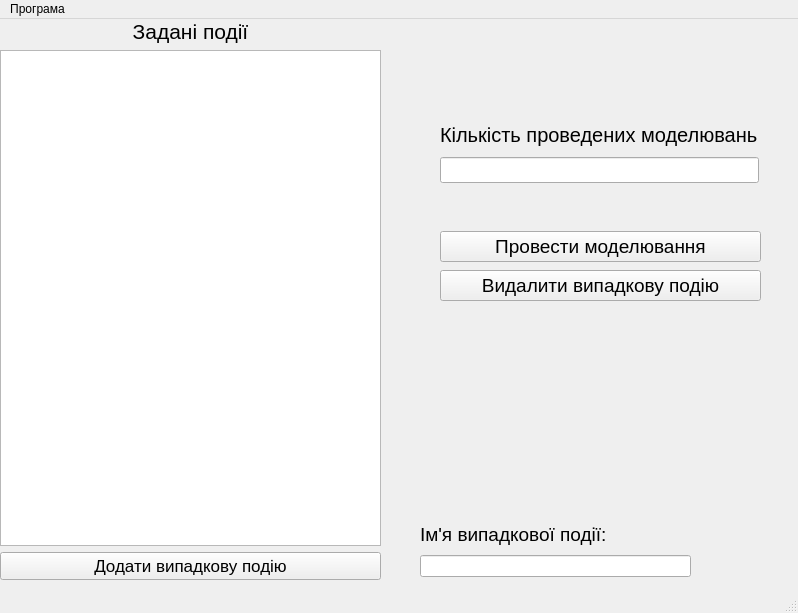
This is mainwindow.ui in Illia-Andrieiev/Lab_2 as Qt 5 draws it before an edit. The edited form follows.
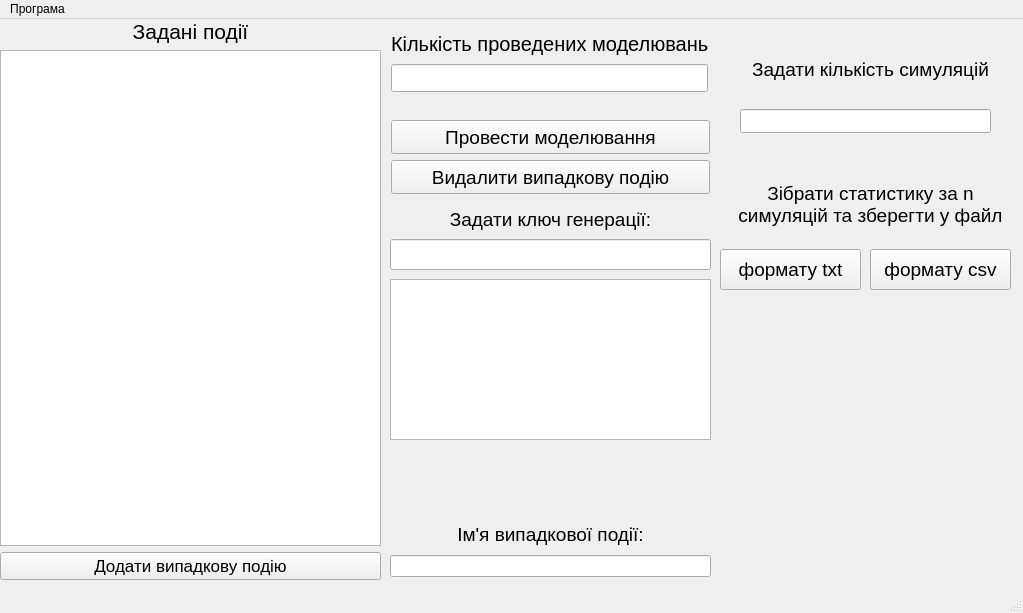
This is the edited form.

```diff
--- a/mainwindow.ui
+++ b/mainwindow.ui
@@ -6,7 +6,7 @@
    <rect>
     <x>0</x>
     <y>0</y>
-    <width>798</width>
+    <width>1023</width>
     <height>613</height>
    </rect>
   </property>
@@ -62,42 +62,20 @@
    <widget class="QWidget" name="layoutWidget">
     <property name="geometry">
      <rect>
-      <x>440</x>
-      <y>100</y>
+      <x>390</x>
+      <y>10</y>
       <width>319</width>
       <height>64</height>
      </rect>
     </property>
-    <layout class="QVBoxLayout" name="verticalLayout_2">
-     <item>
-      <widget class="QLabel" name="amountName">
-       <property name="font">
-        <font>
-         <pointsize>15</pointsize>
-        </font>
-       </property>
-       <property name="text">
-        <string>Кількість проведених моделювань</string>
-       </property>
-      </widget>
-     </item>
-     <item>
-      <widget class="QLineEdit" name="amountModel">
-       <property name="font">
-        <font>
-         <pointsize>11</pointsize>
-        </font>
-       </property>
-      </widget>
-     </item>
-    </layout>
+    <layout class="QVBoxLayout" name="verticalLayout_2"/>
    </widget>
    <widget class="QWidget" name="layoutWidget">
     <property name="geometry">
      <rect>
-      <x>420</x>
+      <x>390</x>
       <y>500</y>
-      <width>271</width>
+      <width>321</width>
       <height>58</height>
      </rect>
     </property>
@@ -109,9 +87,15 @@
          <pointsize>14</pointsize>
         </font>
        </property>
+       <property name="layoutDirection">
+        <enum>Qt::LeftToRight</enum>
+       </property>
        <property name="text">
         <string>Ім'я випадкової події:</string>
        </property>
+       <property name="alignment">
+        <set>Qt::AlignCenter</set>
+       </property>
       </widget>
      </item>
      <item>
@@ -119,44 +103,218 @@
      </item>
     </layout>
    </widget>
-   <widget class="QWidget" name="">
+   <widget class="QWidget" name="layoutWidget">
     <property name="geometry">
      <rect>
-      <x>440</x>
-      <y>210</y>
+      <x>390</x>
+      <y>100</y>
       <width>321</width>
       <height>76</height>
      </rect>
     </property>
-    <layout class="QVBoxLayout" name="verticalLayout_4">
-     <item>
-      <widget class="QPushButton" name="model">
-       <property name="font">
-        <font>
-         <pointsize>14</pointsize>
-        </font>
-       </property>
-       <property name="text">
-        <string>Провести моделювання</string>
-       </property>
-      </widget>
-     </item>
-     <item>
-      <widget class="QPushButton" name="deleteElemEvent">
-       <property name="font">
-        <font>
-         <pointsize>14</pointsize>
-        </font>
-       </property>
-       <property name="locale">
-        <locale language="Ukrainian" country="Ukraine"/>
-       </property>
-       <property name="text">
-        <string>Видалити випадкову подію</string>
-       </property>
-      </widget>
-     </item>
-    </layout>
+    <layout class="QVBoxLayout" name="verticalLayout_4"/>
+   </widget>
+   <widget class="QLabel" name="enterKeyLabel">
+    <property name="geometry">
+     <rect>
+      <x>390</x>
+      <y>190</y>
+      <width>321</width>
+      <height>21</height>
+     </rect>
+    </property>
+    <property name="font">
+     <font>
+      <pointsize>14</pointsize>
+     </font>
+    </property>
+    <property name="text">
+     <string>Задати ключ генерації:</string>
+    </property>
+    <property name="alignment">
+     <set>Qt::AlignCenter</set>
+    </property>
+   </widget>
+   <widget class="QLineEdit" name="enterGenerationKey">
+    <property name="geometry">
+     <rect>
+      <x>390</x>
+      <y>220</y>
+      <width>321</width>
+      <height>31</height>
+     </rect>
+    </property>
+   </widget>
+   <widget class="QListWidget" name="generationKeysList">
+    <property name="geometry">
+     <rect>
+      <x>390</x>
+      <y>260</y>
+      <width>321</width>
+      <height>161</height>
+     </rect>
+    </property>
+   </widget>
+   <widget class="QPushButton" name="saveTxt">
+    <property name="geometry">
+     <rect>
+      <x>720</x>
+      <y>230</y>
+      <width>141</width>
+      <height>41</height>
+     </rect>
+    </property>
+    <property name="font">
+     <font>
+      <pointsize>14</pointsize>
+     </font>
+    </property>
+    <property name="text">
+     <string>формату txt</string>
+    </property>
+   </widget>
+   <widget class="QLineEdit" name="amountModel">
+    <property name="geometry">
+     <rect>
+      <x>391</x>
+      <y>45</y>
+      <width>317</width>
+      <height>28</height>
+     </rect>
+    </property>
+    <property name="font">
+     <font>
+      <pointsize>11</pointsize>
+     </font>
+    </property>
+   </widget>
+   <widget class="QLabel" name="amountName">
+    <property name="geometry">
+     <rect>
+      <x>391</x>
+      <y>11</y>
+      <width>317</width>
+      <height>28</height>
+     </rect>
+    </property>
+    <property name="font">
+     <font>
+      <pointsize>15</pointsize>
+     </font>
+    </property>
+    <property name="text">
+     <string>Кількість проведених моделювань</string>
+    </property>
+   </widget>
+   <widget class="QPushButton" name="deleteElemEvent">
+    <property name="geometry">
+     <rect>
+      <x>391</x>
+      <y>141</y>
+      <width>319</width>
+      <height>34</height>
+     </rect>
+    </property>
+    <property name="font">
+     <font>
+      <pointsize>14</pointsize>
+     </font>
+    </property>
+    <property name="locale">
+     <locale language="Ukrainian" country="Ukraine"/>
+    </property>
+    <property name="text">
+     <string>Видалити випадкову подію</string>
+    </property>
+   </widget>
+   <widget class="QPushButton" name="model">
+    <property name="geometry">
+     <rect>
+      <x>391</x>
+      <y>101</y>
+      <width>319</width>
+      <height>34</height>
+     </rect>
+    </property>
+    <property name="font">
+     <font>
+      <pointsize>14</pointsize>
+     </font>
+    </property>
+    <property name="text">
+     <string>Провести моделювання</string>
+    </property>
+   </widget>
+   <widget class="QLineEdit" name="setNModelsLineEdit">
+    <property name="geometry">
+     <rect>
+      <x>740</x>
+      <y>90</y>
+      <width>251</width>
+      <height>24</height>
+     </rect>
+    </property>
+   </widget>
+   <widget class="QLabel" name="nModelsLabel">
+    <property name="geometry">
+     <rect>
+      <x>720</x>
+      <y>160</y>
+      <width>301</width>
+      <height>51</height>
+     </rect>
+    </property>
+    <property name="font">
+     <font>
+      <pointsize>14</pointsize>
+     </font>
+    </property>
+    <property name="text">
+     <string>Зібрати статистику за n 
+симуляцій та зберегти у файл</string>
+    </property>
+    <property name="alignment">
+     <set>Qt::AlignCenter</set>
+    </property>
+   </widget>
+   <widget class="QLabel" name="setNModelsLabel">
+    <property name="geometry">
+     <rect>
+      <x>730</x>
+      <y>40</y>
+      <width>281</width>
+      <height>21</height>
+     </rect>
+    </property>
+    <property name="font">
+     <font>
+      <pointsize>14</pointsize>
+     </font>
+    </property>
+    <property name="text">
+     <string>Задати кількість симуляцій</string>
+    </property>
+    <property name="alignment">
+     <set>Qt::AlignCenter</set>
+    </property>
+   </widget>
+   <widget class="QPushButton" name="saveCsv">
+    <property name="geometry">
+     <rect>
+      <x>870</x>
+      <y>230</y>
+      <width>141</width>
+      <height>41</height>
+     </rect>
+    </property>
+    <property name="font">
+     <font>
+      <pointsize>14</pointsize>
+     </font>
+    </property>
+    <property name="text">
+     <string>формату csv</string>
+    </property>
    </widget>
   </widget>
   <widget class="QStatusBar" name="statusbar"/>
@@ -165,7 +323,7 @@
     <rect>
      <x>0</x>
      <y>0</y>
-     <width>798</width>
+     <width>1023</width>
      <height>21</height>
     </rect>
    </property>
```
